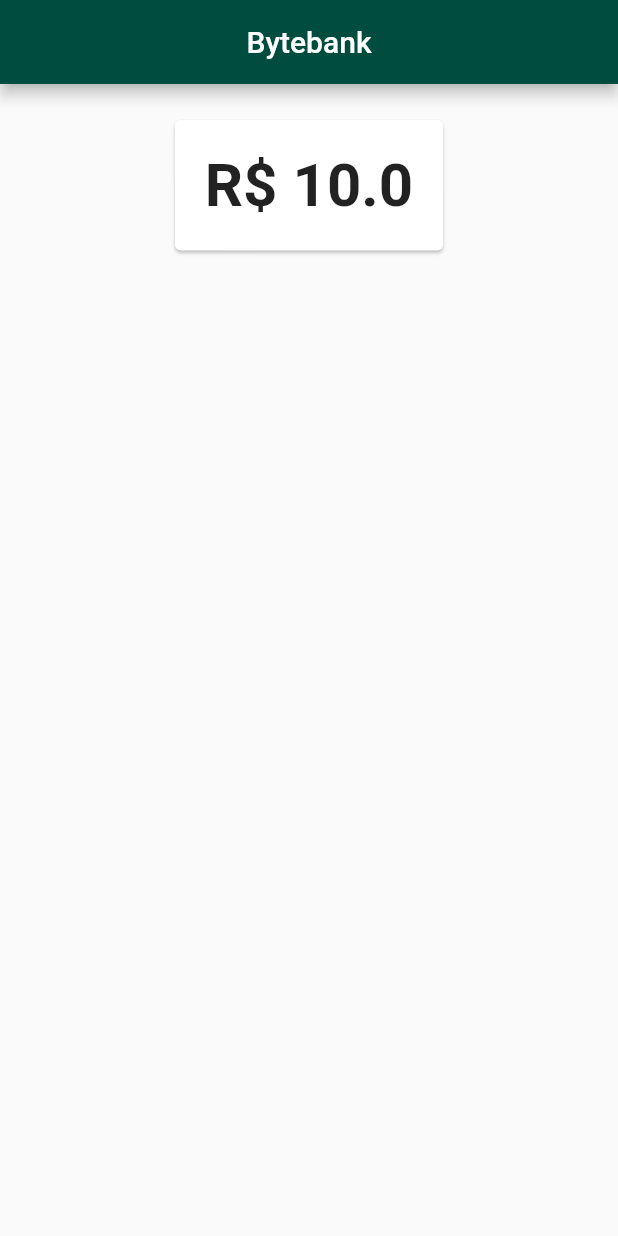
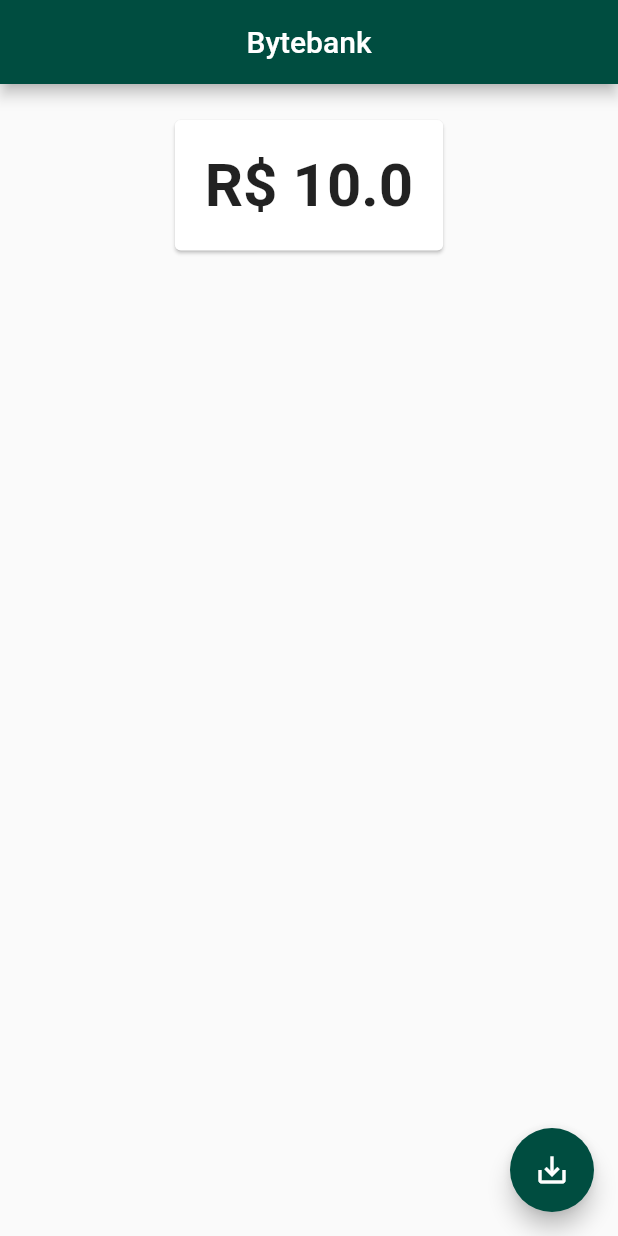
Before and after one commit to MuriloAlexSilva/modelo_transferencia, a Flutter app: the screen it shows after launch, on a phone screen of 412 x 824 dp. Run offline on Flutter 3.47's test engine with Material 2 defaults, Android fonts, the phone set to English and light mode, and no system bars; missing offline and left inert: dart:ffi.

Commit message:
inserindo rotas

```diff
--- a/modelo_transferencia/lib/views/dashboard.dart
+++ b/modelo_transferencia/lib/views/dashboard.dart
@@ -19,6 +19,10 @@ class Dashboard extends StatelessWidget {
           ),
         ),
       ),
+      floatingActionButton: FloatingActionButton(
+        child: Icon(Icons.save_alt),
+        onPressed: () => Navigator.of(context).pushNamed("/listaTransferencia"),
+      ),
     );
   }
 }
--- a/modelo_transferencia/pubspec.yaml
+++ b/modelo_transferencia/pubspec.yaml
@@ -32,6 +32,7 @@ dependencies:
 dev_dependencies:
   flutter_test:
     sdk: flutter
+  provider: ^4.3.3
 
 # For information on the generic Dart part of this file, see the
 # following page: https://dart.dev/tools/pub/pubspec
```
